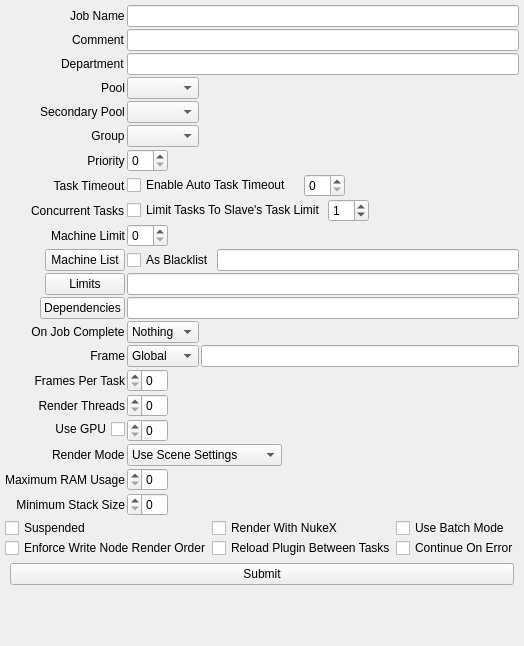
Qt form DML_Nuke/Gizmos_And_Tools/Layers_To_Gimped_PSD/Submit_Gimped_To_Deadline.ui (SGSMarkNA/DML_Tools) before a commit.
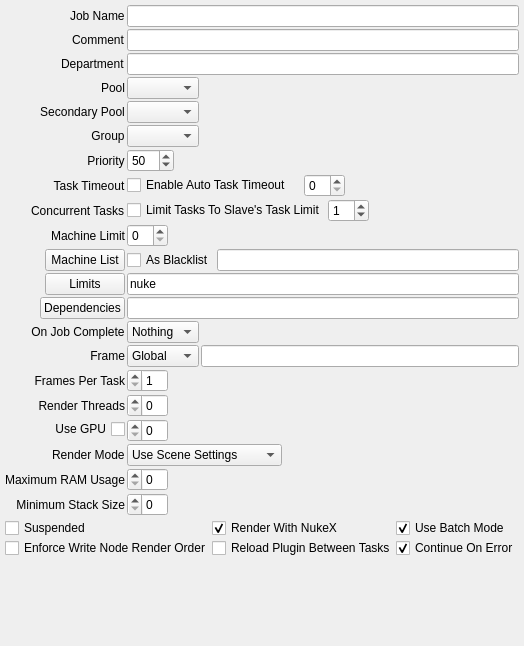
The same form after that commit.

Diff of the .ui file:
```diff
--- a/DML_Nuke/Gizmos_And_Tools/Layers_To_Gimped_PSD/Submit_Gimped_To_Deadline.ui
+++ b/DML_Nuke/Gizmos_And_Tools/Layers_To_Gimped_PSD/Submit_Gimped_To_Deadline.ui
@@ -135,7 +135,14 @@
       </widget>
      </item>
      <item row="6" column="1">
-      <widget class="QSpinBox" name="Deadline_Priority"/>
+      <widget class="QSpinBox" name="Deadline_Priority">
+       <property name="maximum">
+        <number>100</number>
+       </property>
+       <property name="value">
+        <number>50</number>
+       </property>
+      </widget>
      </item>
      <item row="7" column="0">
       <widget class="QLabel" name="taskTimeoutLabel">
@@ -271,7 +278,11 @@
       </widget>
      </item>
      <item row="11" column="1">
-      <widget class="QLineEdit" name="Deadline_LimitGroups"/>
+      <widget class="QLineEdit" name="Deadline_LimitGroups">
+       <property name="text">
+        <string>nuke</string>
+       </property>
+      </widget>
      </item>
      <item row="12" column="0">
       <widget class="QPushButton" name="Deadline_DependenciesButton">
@@ -394,6 +405,9 @@
        <property name="layoutDirection">
         <enum>Qt::RightToLeft</enum>
        </property>
+       <property name="minimum">
+        <number>1</number>
+       </property>
       </widget>
      </item>
      <item row="16" column="0">
@@ -550,6 +564,9 @@
           <property name="text">
            <string>Continue On Error</string>
           </property>
+          <property name="checked">
+           <bool>true</bool>
+          </property>
          </widget>
         </item>
         <item row="0" column="2">
@@ -557,6 +574,9 @@
           <property name="text">
            <string>Use Batch Mode</string>
           </property>
+          <property name="checked">
+           <bool>true</bool>
+          </property>
          </widget>
         </item>
         <item row="0" column="1">
@@ -567,28 +587,8 @@
           <property name="text">
            <string>Render With NukeX</string>
           </property>
-         </widget>
-        </item>
-       </layout>
-      </item>
-      <item>
-       <layout class="QHBoxLayout" name="horizontalLayout_5">
-        <property name="leftMargin">
-         <number>5</number>
-        </property>
-        <property name="topMargin">
-         <number>5</number>
-        </property>
-        <property name="rightMargin">
-         <number>5</number>
-        </property>
-        <property name="bottomMargin">
-         <number>5</number>
-        </property>
-        <item>
-         <widget class="QPushButton" name="SubmitButton">
-          <property name="text">
-           <string>Submit</string>
+          <property name="checked">
+           <bool>true</bool>
           </property>
          </widget>
         </item>
```
